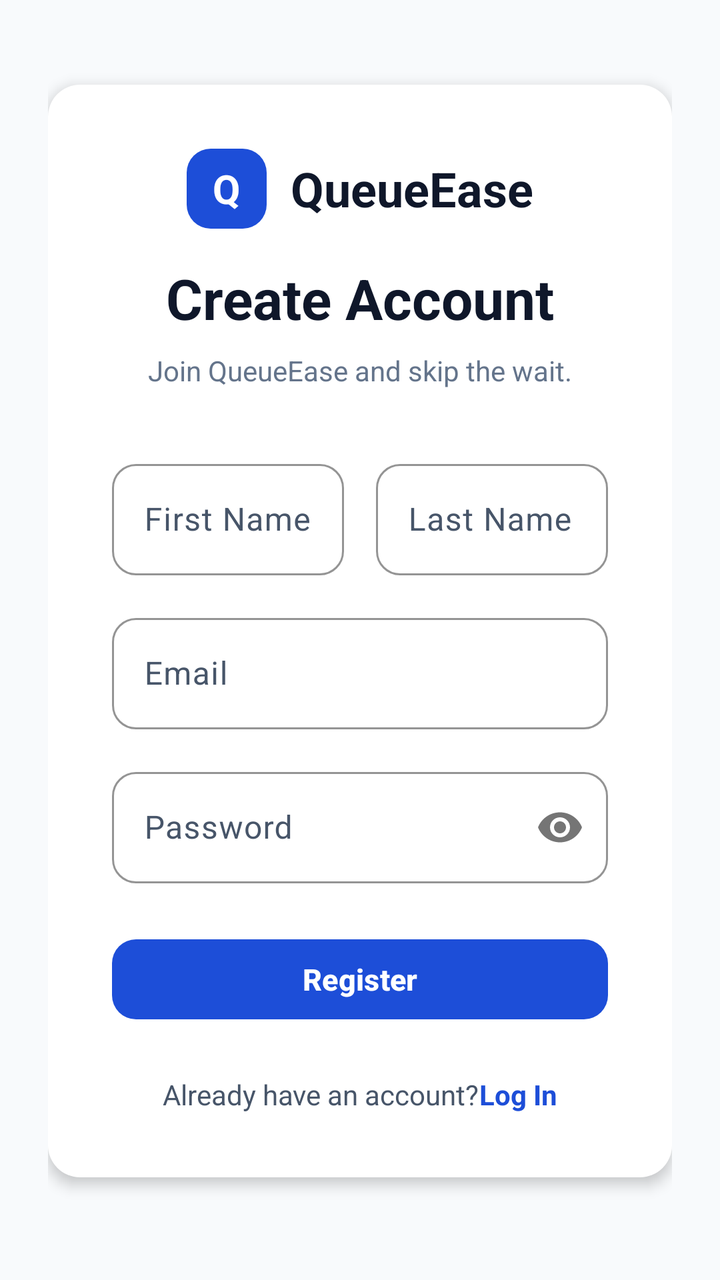
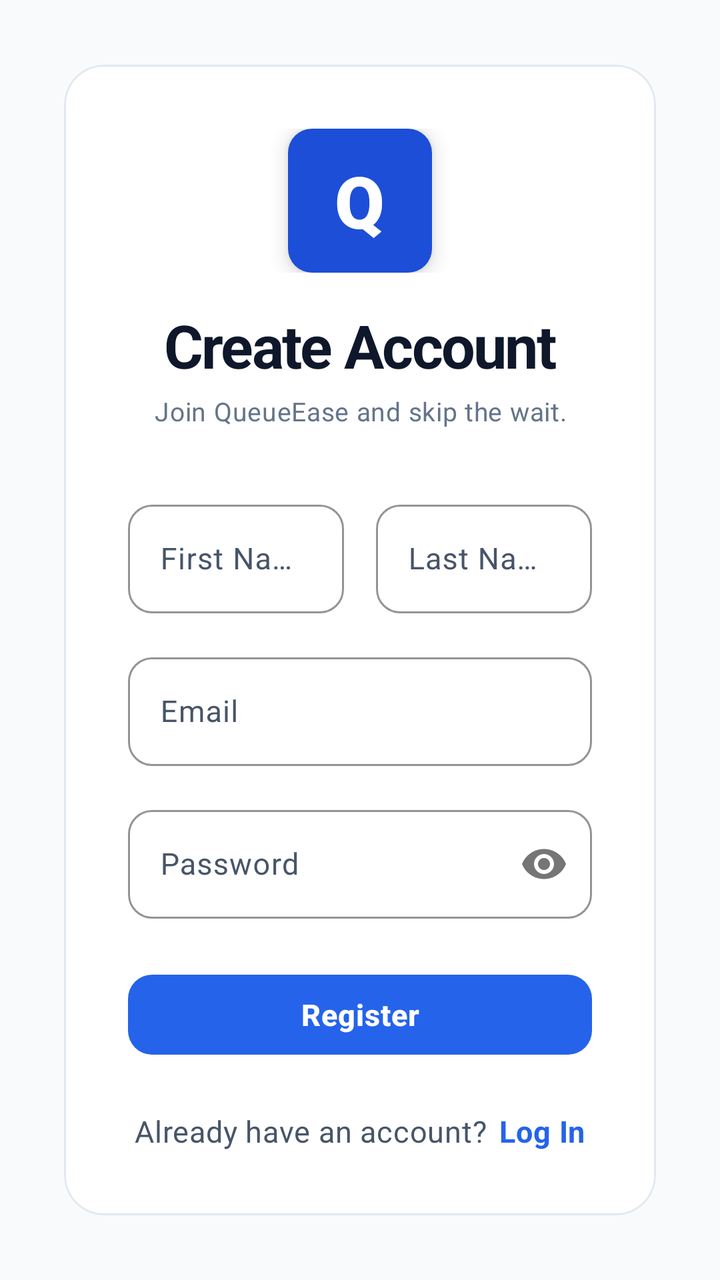

An Android layout rendered at two revisions. The XML below is the earlier revision; the diff shows what the commit changed to produce the second picture.
<!-- AndroidManifest.xml: application theme Theme.QueueEase -->
<!-- res/layout/activity_register.xml -->
<?xml version="1.0" encoding="utf-8"?>
<androidx.constraintlayout.widget.ConstraintLayout xmlns:android="http://schemas.android.com/apk/res/android"
    xmlns:app="http://schemas.android.com/apk/res-auto"
    android:layout_width="match_parent"
    android:layout_height="match_parent"
    android:background="@color/gray_50"
    android:padding="24dp">

    <LinearLayout
        android:id="@+id/cardContainer"
        android:layout_width="match_parent"
        android:layout_height="wrap_content"
        android:background="@drawable/bg_auth_card"
        android:orientation="vertical"
        android:padding="32dp"
        android:elevation="4dp"
        app:layout_constraintBottom_toBottomOf="parent"
        app:layout_constraintEnd_toEndOf="parent"
        app:layout_constraintStart_toStartOf="parent"
        app:layout_constraintTop_toTopOf="parent"
        app:layout_constraintVertical_bias="0.4">

        <LinearLayout
            android:layout_width="match_parent"
            android:layout_height="wrap_content"
            android:gravity="center"
            android:orientation="horizontal"
            android:layout_marginBottom="16dp">

            <FrameLayout
                android:layout_width="40dp"
                android:layout_height="40dp"
                android:background="@drawable/bg_button_primary"
                android:layout_marginEnd="12dp">
                <TextView
                    android:layout_width="wrap_content"
                    android:layout_height="wrap_content"
                    android:layout_gravity="center"
                    android:text="Q"
                    android:textColor="@color/white"
                    android:textSize="20sp"
                    android:textStyle="bold" />
            </FrameLayout>

            <TextView
                android:layout_width="wrap_content"
                android:layout_height="wrap_content"
                android:text="QueueEase"
                android:textColor="@color/gray_900"
                android:textSize="24sp"
                android:textStyle="bold" />
        </LinearLayout>

        <TextView
            android:layout_width="match_parent"
            android:layout_height="wrap_content"
            android:gravity="center"
            android:text="@string/create_account"
            android:textColor="@color/gray_900"
            android:textSize="28sp"
            android:textStyle="bold"
            android:layout_marginBottom="8dp" />

        <TextView
            android:layout_width="match_parent"
            android:layout_height="wrap_content"
            android:gravity="center"
            android:text="@string/register_subtitle"
            android:textColor="@color/gray_500"
            android:textSize="14sp"
            android:layout_marginBottom="32dp" />

        <LinearLayout
            android:layout_width="match_parent"
            android:layout_height="wrap_content"
            android:orientation="horizontal"
            android:baselineAligned="false"
            android:layout_marginBottom="16dp">

            <com.google.android.material.textfield.TextInputLayout
                style="@style/QueueEase.TextInput"
                android:layout_width="0dp"
                android:layout_height="wrap_content"
                android:layout_weight="1"
                android:hint="@string/first_name"
                android:layout_marginEnd="8dp">

                <com.google.android.material.textfield.TextInputEditText
                    android:id="@+id/etFirstName"
                    android:layout_width="match_parent"
                    android:layout_height="wrap_content"
                    android:inputType="textPersonName" />
            </com.google.android.material.textfield.TextInputLayout>

            <com.google.android.material.textfield.TextInputLayout
                style="@style/QueueEase.TextInput"
                android:layout_width="0dp"
                android:layout_height="wrap_content"
                android:layout_weight="1"
                android:hint="@string/last_name"
                android:layout_marginStart="8dp">

                <com.google.android.material.textfield.TextInputEditText
                    android:id="@+id/etLastName"
                    android:layout_width="match_parent"
                    android:layout_height="wrap_content"
                    android:inputType="textPersonName" />
            </com.google.android.material.textfield.TextInputLayout>
        </LinearLayout>

        <com.google.android.material.textfield.TextInputLayout
            style="@style/QueueEase.TextInput"
            android:layout_width="match_parent"
            android:layout_height="wrap_content"
            android:hint="@string/email"
            android:layout_marginBottom="16dp">

            <com.google.android.material.textfield.TextInputEditText
                android:id="@+id/etEmail"
                android:layout_width="match_parent"
                android:layout_height="wrap_content"
                android:inputType="textEmailAddress" />
        </com.google.android.material.textfield.TextInputLayout>

        <com.google.android.material.textfield.TextInputLayout
            style="@style/QueueEase.TextInput"
            android:layout_width="match_parent"
            android:layout_height="wrap_content"
            android:hint="@string/password"
            app:passwordToggleEnabled="true"
            android:layout_marginBottom="24dp">

            <com.google.android.material.textfield.TextInputEditText
                android:id="@+id/etPassword"
                android:layout_width="match_parent"
                android:layout_height="wrap_content"
                android:inputType="textPassword" />
        </com.google.android.material.textfield.TextInputLayout>

        <Button
            android:id="@+id/btnRegister"
            style="@style/QueueEase.Button.Primary"
            android:layout_width="match_parent"
            android:layout_height="wrap_content"
            android:text="@string/register" />

        <LinearLayout
            android:layout_width="match_parent"
            android:layout_height="wrap_content"
            android:gravity="center"
            android:orientation="horizontal"
            android:layout_marginTop="24dp">

            <TextView
                android:layout_width="wrap_content"
                android:layout_height="wrap_content"
                android:text="@string/have_account"
                android:textColor="@color/gray_600" />

            <TextView
                android:id="@+id/tvLogin"
                android:layout_width="wrap_content"
                android:layout_height="wrap_content"
                android:text="@string/log_in"
                android:textColor="@color/blue_600"
                android:textStyle="bold"
                android:clickable="true"
                android:focusable="true" />
        </LinearLayout>
    </LinearLayout>

    <ProgressBar
        android:id="@+id/progressBar"
        android:layout_width="wrap_content"
        android:layout_height="wrap_content"
        android:visibility="gone"
        app:layout_constraintBottom_toBottomOf="parent"
        app:layout_constraintEnd_toEndOf="parent"
        app:layout_constraintStart_toStartOf="parent"
        app:layout_constraintTop_toTopOf="parent" />

</androidx.constraintlayout.widget.ConstraintLayout>
<!-- resources referenced by this layout -->
<resources>
  <color name="blue_600">#1D4ED8</color>
  <!-- drawable bg_auth_card (drawable) -->
  <?xml version="1.0" encoding="utf-8"?>
  <shape xmlns:android="http://schemas.android.com/apk/res/android"
      android:shape="rectangle">
      <solid android:color="#FFFFFF" />
      <corners android:radius="16dp" />
  </shape>
  <style name="QueueEase.Button.Primary" parent="QueueEase.Button">
          <item name="backgroundTint">@color/blue_600</item>
          <item name="android:textColor">@color/white</item>
      </style>
  <style name="QueueEase.TextInput" parent="Widget.Material3.TextInputLayout.OutlinedBox">
          <item name="boxStrokeColor">@color/gray_300</item>
          <item name="boxStrokeWidth">1dp</item>
          <item name="boxStrokeWidthFocused">2dp</item>
          <item name="boxBackgroundColor">@color/white</item>
          <item name="boxCornerRadiusTopStart">@dimen/radius_md</item>
          <item name="boxCornerRadiusTopEnd">@dimen/radius_md</item>
          <item name="boxCornerRadiusBottomStart">@dimen/radius_md</item>
          <item name="boxCornerRadiusBottomEnd">@dimen/radius_md</item>
          <item name="hintTextColor">@color/blue_600</item>
      </style>
  <style name="QueueEase.Button" parent="Widget.Material3.Button">
          <item name="android:layout_height">@dimen/button_height</item>
          <item name="android:textAllCaps">false</item>
          <item name="android:textSize">@dimen/text_base</item>
          <item name="android:textStyle">bold</item>
          <item name="cornerRadius">@dimen/radius_md</item>
      </style>
  <color name="gray_300">#CBD5E1</color>
  <dimen name="radius_md">12dp</dimen>
  <style name="Base.Theme.QueueEase" parent="Theme.Material3.Light.NoActionBar">
          
          <item name="colorPrimary">@color/blue_600</item>
          <item name="colorOnPrimary">@color/white</item>
          <item name="colorPrimaryContainer">@color/blue_100</item>
          <item name="colorOnPrimaryContainer">@color/blue_700</item>
  
          
          <item name="colorSecondary">@color/green_600</item>
          <item name="colorOnSecondary">@color/white</item>
          <item name="colorSecondaryContainer">@color/green_50</item>
          <item name="colorOnSecondaryContainer">@color/green_600</item>
  
          
          <item name="colorTertiary">@color/purple_500</item>
          <item name="colorOnTertiary">@color/white</item>
  
          
          <item name="colorError">@color/red_500</item>
          <item name="colorOnError">@color/white</item>
          <item name="colorErrorContainer">@color/red_50</item>
  
          
          <item name="colorSurface">@color/white</item>
          <item name="colorOnSurface">@color/gray_800</item>
          <item name="colorSurfaceVariant">@color/gray_50</item>
          <item name="colorOnSurfaceVariant">@color/gray_600</item>
          <item name="colorOutline">@color/gray_300</item>
          <item name="colorOutlineVariant">@color/border_subtle</item>
  
          
          <item name="android:colorBackground">@color/gray_50</item>
          <item name="colorOnBackground">@color/gray_800</item>
  
          
          <item name="android:statusBarColor">@color/white</item>
          <item name="android:windowLightStatusBar" tools:targetApi="23">true</item>
  
          
          <item name="android:navigationBarColor">@color/white</item>
          <item name="android:windowLightNavigationBar" tools:targetApi="27">true</item>
  
          
          <item name="shapeAppearanceSmallComponent">@style/QueueEase.ShapeSmall</item>
          <item name="shapeAppearanceMediumComponent">@style/QueueEase.ShapeMedium</item>
          <item name="shapeAppearanceLargeComponent">@style/QueueEase.ShapeLarge</item>
      </style>
  <dimen name="button_height">48dp</dimen>
  <color name="blue_100">#DBEAFE</color>
  <color name="blue_700">#1E40AF</color>
  <color name="green_600">#047857</color>
  <color name="green_50">#ECFDF5</color>
  <color name="purple_500">#7C3AED</color>
  <color name="red_500">#DC2626</color>
  <color name="border_subtle">#E5E7EB</color>
  <style name="QueueEase.ShapeSmall" parent="ShapeAppearance.Material3.SmallComponent">
          <item name="cornerSize">8dp</item>
      </style>
  <style name="QueueEase.ShapeMedium" parent="ShapeAppearance.Material3.MediumComponent">
          <item name="cornerSize">12dp</item>
      </style>
  <style name="QueueEase.ShapeLarge" parent="ShapeAppearance.Material3.LargeComponent">
          <item name="cornerSize">16dp</item>
      </style>
  <!-- unchanged entries left out for length: 19 -->
</resources>

<!-- the commit's change to res/layout/activity_register.xml (unified diff, before → after) -->
@@ -3,171 +3,176 @@
     xmlns:app="http://schemas.android.com/apk/res-auto"
     android:layout_width="match_parent"
     android:layout_height="match_parent"
-    android:background="@color/gray_50"
-    android:padding="24dp">
+    android:background="@color/gray_50">
 
-    <LinearLayout
+    
+
+    <com.google.android.material.card.MaterialCardView
         android:id="@+id/cardContainer"
+        style="@style/QueueEase.Card.Elevated"
         android:layout_width="match_parent"
         android:layout_height="wrap_content"
-        android:background="@drawable/bg_auth_card"
-        android:orientation="vertical"
-        android:padding="32dp"
-        android:elevation="4dp"
+        android:layout_marginHorizontal="@dimen/spacing_xl"
         app:layout_constraintBottom_toBottomOf="parent"
         app:layout_constraintEnd_toEndOf="parent"
         app:layout_constraintStart_toStartOf="parent"
         app:layout_constraintTop_toTopOf="parent"
-        app:layout_constraintVertical_bias="0.4">
+        app:layout_constraintVertical_bias="0.5">
 
         <LinearLayout
             android:layout_width="match_parent"
             android:layout_height="wrap_content"
-            android:gravity="center"
-            android:orientation="horizontal"
-            android:layout_marginBottom="16dp">
+            android:orientation="vertical"
+            android:paddingHorizontal="@dimen/spacing_xl"
+            android:paddingTop="32dp"
+            android:paddingBottom="@dimen/spacing_xl">
 
-            <FrameLayout
-                android:layout_width="40dp"
-                android:layout_height="40dp"
-                android:background="@drawable/bg_button_primary"
-                android:layout_marginEnd="12dp">
-                <TextView
-                    android:layout_width="wrap_content"
-                    android:layout_height="wrap_content"
-                    android:layout_gravity="center"
-                    android:text="Q"
-                    android:textColor="@color/white"
-                    android:textSize="20sp"
-                    android:textStyle="bold" />
-            </FrameLayout>
+            <LinearLayout
+                android:layout_width="match_parent"
+                android:layout_height="wrap_content"
+                android:gravity="center"
+                android:orientation="horizontal"
+                android:layout_marginBottom="@dimen/spacing_md">
+
+                
+                <FrameLayout
+                    android:layout_width="72dp"
+                    android:layout_height="72dp"
+                    android:background="@drawable/bg_button_primary"
+                    android:elevation="6dp"
+                    android:layout_marginEnd="0dp">
+                    <TextView
+                        android:layout_width="wrap_content"
+                        android:layout_height="wrap_content"
+                        android:layout_gravity="center"
+                        android:text="Q"
+                        android:textColor="@color/white"
+                        android:textSize="36sp"
+                        android:fontFamily="sans-serif-black" />
+                </FrameLayout>
+            </LinearLayout>
 
             <TextView
-                android:layout_width="wrap_content"
+                android:layout_width="match_parent"
                 android:layout_height="wrap_content"
-                android:text="QueueEase"
-                android:textColor="@color/gray_900"
-                android:textSize="24sp"
-                android:textStyle="bold" />
-        </LinearLayout>
+                android:gravity="center"
+                android:text="@string/create_account"
+                style="@style/QueueEase.Text.PageTitle"
+                android:layout_marginBottom="@dimen/spacing_xs" />
 
-        <TextView
-            android:layout_width="match_parent"
-            android:layout_height="wrap_content"
-            android:gravity="center"
-            android:text="@string/create_account"
-            android:textColor="@color/gray_900"
-            android:textSize="28sp"
-            android:textStyle="bold"
-            android:layout_marginBottom="8dp" />
+            <TextView
+                android:layout_width="match_parent"
+                android:layout_height="wrap_content"
+                android:gravity="center"
+                android:text="@string/register_subtitle"
+                style="@style/QueueEase.Text.Caption"
+                android:layout_marginBottom="32dp" />
 
-        <TextView
-            android:layout_width="match_parent"
-            android:layout_height="wrap_content"
-            android:gravity="center"
-            android:text="@string/register_subtitle"
-            android:textColor="@color/gray_500"
-            android:textSize="14sp"
-            android:layout_marginBottom="32dp" />
+            <LinearLayout
+                android:layout_width="match_parent"
+                android:layout_height="wrap_content"
+                android:orientation="horizontal"
+                android:baselineAligned="false"
+                android:layout_marginBottom="@dimen/spacing_md">
 
-        <LinearLayout
-            android:layout_width="match_parent"
-            android:layout_height="wrap_content"
-            android:orientation="horizontal"
-            android:baselineAligned="false"
-            android:layout_marginBottom="16dp">
+                <com.google.android.material.textfield.TextInputLayout
+                    style="@style/QueueEase.TextInput"
+                    android:layout_width="0dp"
+                    android:layout_height="wrap_content"
+                    android:layout_weight="1"
+                    android:hint="@string/first_name"
+                    android:layout_marginEnd="8dp">
+
+                    <com.google.android.material.textfield.TextInputEditText
+                        android:id="@+id/etFirstName"
+                        android:layout_width="match_parent"
+                        android:layout_height="wrap_content"
+                        android:textSize="@dimen/text_base"
+                        android:inputType="textPersonName" />
+                </com.google.android.material.textfield.TextInputLayout>
+
+                <com.google.android.material.textfield.TextInputLayout
+                    style="@style/QueueEase.TextInput"
+                    android:layout_width="0dp"
+                    android:layout_height="wrap_content"
+                    android:layout_weight="1"
+                    android:hint="@string/last_name"
+                    android:layout_marginStart="8dp">
+
+                    <com.google.android.material.textfield.TextInputEditText
+                        android:id="@+id/etLastName"
+                        android:layout_width="match_parent"
+                        android:layout_height="wrap_content"
+                        android:textSize="@dimen/text_base"
+                        android:inputType="textPersonName" />
+                </com.google.android.material.textfield.TextInputLayout>
+            </LinearLayout>
 
             <com.google.android.material.textfield.TextInputLayout
                 style="@style/QueueEase.TextInput"
-                android:layout_width="0dp"
+                android:layout_width="match_parent"
                 android:layout_height="wrap_content"
-                android:layout_weight="1"
-                android:hint="@string/first_name"
-                android:layout_marginEnd="8dp">
+                android:hint="@string/email"
+                android:layout_marginBottom="@dimen/spacing_md">
 
                 <com.google.android.material.textfield.TextInputEditText
-                    android:id="@+id/etFirstName"
+                    android:id="@+id/etEmail"
                     android:layout_width="match_parent"
                     android:layout_height="wrap_content"
-                    android:inputType="textPersonName" />
+                    android:textSize="@dimen/text_base"
+                    android:inputType="textEmailAddress" />
             </com.google.android.material.textfield.TextInputLayout>
 
             <com.google.android.material.textfield.TextInputLayout
                 style="@style/QueueEase.TextInput"
-                android:layout_width="0dp"
+                android:layout_width="match_parent"
                 android:layout_height="wrap_content"
-                android:layout_weight="1"
-                android:hint="@string/last_name"
-                android:layout_marginStart="8dp">
+                android:hint="@string/password"
+                app:passwordToggleEnabled="true"
+                android:layout_marginBottom="24dp">
 
                 <com.google.android.material.textfield.TextInputEditText
-                    android:id="@+id/etLastName"
+                    android:id="@+id/etPassword"
                     android:layout_width="match_parent"
                     android:layout_height="wrap_content"
-                    android:inputType="textPersonName" />
+                    android:textSize="@dimen/text_base"
+                    android:inputType="textPassword" />
             </com.google.android.material.textfield.TextInputLayout>
-        </LinearLayout>
 
-        <com.google.android.material.textfield.TextInputLayout
-            style="@style/QueueEase.TextInput"
-            android:layout_width="match_parent"
-            android:layout_height="wrap_content"
-            android:hint="@string/email"
-            android:layout_marginBottom="16dp">
-
-            <com.google.android.material.textfield.TextInputEditText
-                android:id="@+id/etEmail"
+            <Button
+                android:id="@+id/btnRegister"
+                style="@style/QueueEase.Button.Primary"
                 android:layout_width="match_parent"
                 android:layout_height="wrap_content"
-                android:inputType="textEmailAddress" />
-        </com.google.android.material.textfield.TextInputLayout>
+                android:text="@string/register" />
 
-        <com.google.android.material.textfield.TextInputLayout
-            style="@style/QueueEase.TextInput"
-            android:layout_width="match_parent"
-            android:layout_height="wrap_content"
-            android:hint="@string/password"
-            app:passwordToggleEnabled="true"
-            android:layout_marginBottom="24dp">
-
-            <com.google.android.material.textfield.TextInputEditText
-                android:id="@+id/etPassword"
+            <LinearLayout
                 android:layout_width="match_parent"
                 android:layout_height="wrap_content"
-                android:inputType="textPassword" />
-        </com.google.android.material.textfield.TextInputLayout>
+                android:gravity="center"
+                android:orientation="horizontal"
+                android:layout_marginTop="24dp">
 
-        <Button
-            android:id="@+id/btnRegister"
-            style="@style/QueueEase.Button.Primary"
-            android:layout_width="match_parent"
-            android:layout_height="wrap_content"
-            android:text="@string/register" />
+                <TextView
+                    android:layout_width="wrap_content"
+                    android:layout_height="wrap_content"
+                    android:text="@string/have_account"
+                    style="@style/QueueEase.Text.Body" />
 
-        <LinearLayout
-            android:layout_width="match_parent"
-            android:layout_height="wrap_content"
-            android:gravity="center"
-            android:orientation="horizontal"
-            android:layout_marginTop="24dp">
-
-            <TextView
-                android:layout_width="wrap_content"
-                android:layout_height="wrap_content"
-                android:text="@string/have_account"
-                android:textColor="@color/gray_600" />
-
-            <TextView
-                android:id="@+id/tvLogin"
-                android:layout_width="wrap_content"
-                android:layout_height="wrap_content"
-                android:text="@string/log_in"
-                android:textColor="@color/blue_600"
-                android:textStyle="bold"
-                android:clickable="true"
-                android:focusable="true" />
+                <TextView
+                    android:id="@+id/tvLogin"
+                    android:layout_width="wrap_content"
+                    android:layout_height="wrap_content"
+                    android:text="@string/log_in"
+                    style="@style/QueueEase.Text.Body"
+                    android:textColor="@color/blue_600"
+                    android:textStyle="bold"
+                    android:layout_marginStart="6dp"
+                    android:clickable="true"
+                    android:focusable="true" />
+            </LinearLayout>
         </LinearLayout>
-    </LinearLayout>
+    </com.google.android.material.card.MaterialCardView>
 
     <ProgressBar
         android:id="@+id/progressBar"
<!-- resource entries referenced after the edit -->
@@ -1,42 +1,67 @@
 <!-- resources referenced by this layout -->
 <resources>
-  <color name="blue_600">#1D4ED8</color>
-  <!-- drawable bg_auth_card (drawable) -->
-  <?xml version="1.0" encoding="utf-8"?>
-  <shape xmlns:android="http://schemas.android.com/apk/res/android"
-      android:shape="rectangle">
-      <solid android:color="#FFFFFF" />
-      <corners android:radius="16dp" />
-  </shape>
+  <color name="blue_600">#2563EB</color>
+  <dimen name="spacing_md">16dp</dimen>
+  <dimen name="spacing_xl">32dp</dimen>
+  <dimen name="spacing_xs">4dp</dimen>
   <style name="QueueEase.Button.Primary" parent="QueueEase.Button">
           <item name="backgroundTint">@color/blue_600</item>
           <item name="android:textColor">@color/white</item>
+          <item name="android:elevation">0dp</item>
+          <item name="rippleColor">@color/blue_700</item>
+      </style>
+  <style name="QueueEase.Card.Elevated" parent="Widget.Material3.CardView.Elevated">
+          <item name="cardBackgroundColor">@color/surface</item>
+          <item name="cardCornerRadius">@dimen/radius_2xl</item>
+          <item name="cardElevation">0dp</item>
+          <item name="strokeColor">@color/border_normal</item>
+          <item name="strokeWidth">1dp</item>
+      </style>
+  <style name="QueueEase.Text.Body">
+          <item name="android:textSize">@dimen/text_base</item>
+          <item name="android:textColor">@color/gray_600</item>
+          <item name="android:fontFamily">sans-serif</item>
+      </style>
+  <style name="QueueEase.Text.Caption">
+          <item name="android:textSize">@dimen/text_sm</item>
+          <item name="android:textColor">@color/gray_500</item>
+          <item name="android:fontFamily">sans-serif</item>
+      </style>
+  <style name="QueueEase.Text.PageTitle">
+          <item name="android:textSize">@dimen/text_3xl</item>
+          <item name="android:textStyle">bold</item>
+          <item name="android:textColor">@color/gray_900</item>
+          <item name="android:fontFamily">sans-serif-black</item>
+          <item name="android:letterSpacing">-0.03</item>
       </style>
   <style name="QueueEase.TextInput" parent="Widget.Material3.TextInputLayout.OutlinedBox">
-          <item name="boxStrokeColor">@color/gray_300</item>
+          <item name="boxStrokeColor">@color/border_normal</item>
           <item name="boxStrokeWidth">1dp</item>
           <item name="boxStrokeWidthFocused">2dp</item>
-          <item name="boxBackgroundColor">@color/white</item>
-          <item name="boxCornerRadiusTopStart">@dimen/radius_md</item>
-          <item name="boxCornerRadiusTopEnd">@dimen/radius_md</item>
-          <item name="boxCornerRadiusBottomStart">@dimen/radius_md</item>
-          <item name="boxCornerRadiusBottomEnd">@dimen/radius_md</item>
+          <item name="boxBackgroundColor">@color/surface</item>
+          <item name="boxCornerRadiusTopStart">@dimen/radius_lg</item>
+          <item name="boxCornerRadiusTopEnd">@dimen/radius_lg</item>
+          <item name="boxCornerRadiusBottomStart">@dimen/radius_lg</item>
+          <item name="boxCornerRadiusBottomEnd">@dimen/radius_lg</item>
           <item name="hintTextColor">@color/blue_600</item>
+          <item name="hintTextAppearance">@style/QueueEase.Text.Caption</item>
       </style>
   <style name="QueueEase.Button" parent="Widget.Material3.Button">
-          <item name="android:layout_height">@dimen/button_height</item>
+          <item name="android:layout_height">56dp</item>
           <item name="android:textAllCaps">false</item>
           <item name="android:textSize">@dimen/text_base</item>
           <item name="android:textStyle">bold</item>
-          <item name="cornerRadius">@dimen/radius_md</item>
+          <item name="android:fontFamily">sans-serif-medium</item>
+          <item name="android:letterSpacing">0.02</item>
+          <item name="cornerRadius">@dimen/radius_lg</item>
+          <item name="android:stateListAnimator">@animator/button_scale</item>
       </style>
-  <color name="gray_300">#CBD5E1</color>
-  <dimen name="radius_md">12dp</dimen>
+  <dimen name="radius_md">8dp</dimen>
   <style name="Base.Theme.QueueEase" parent="Theme.Material3.Light.NoActionBar">
           
           <item name="colorPrimary">@color/blue_600</item>
           <item name="colorOnPrimary">@color/white</item>
-          <item name="colorPrimaryContainer">@color/blue_100</item>
+          <item name="colorPrimaryContainer">@color/blue_50</item>
           <item name="colorOnPrimaryContainer">@color/blue_700</item>
   
           
@@ -55,11 +80,11 @@
           <item name="colorErrorContainer">@color/red_50</item>
   
           
-          <item name="colorSurface">@color/white</item>
+          <item name="colorSurface">@color/surface</item>
           <item name="colorOnSurface">@color/gray_800</item>
-          <item name="colorSurfaceVariant">@color/gray_50</item>
+          <item name="colorSurfaceVariant">@color/surface_muted</item>
           <item name="colorOnSurfaceVariant">@color/gray_600</item>
-          <item name="colorOutline">@color/gray_300</item>
+          <item name="colorOutline">@color/border_normal</item>
           <item name="colorOutlineVariant">@color/border_subtle</item>
   
           
@@ -67,35 +92,44 @@
           <item name="colorOnBackground">@color/gray_800</item>
   
           
-          <item name="android:statusBarColor">@color/white</item>
+          <item name="android:statusBarColor">@color/gray_50</item>
           <item name="android:windowLightStatusBar" tools:targetApi="23">true</item>
   
           
-          <item name="android:navigationBarColor">@color/white</item>
+          <item name="android:navigationBarColor">@color/surface</item>
           <item name="android:windowLightNavigationBar" tools:targetApi="27">true</item>
   
           
           <item name="shapeAppearanceSmallComponent">@style/QueueEase.ShapeSmall</item>
           <item name="shapeAppearanceMediumComponent">@style/QueueEase.ShapeMedium</item>
           <item name="shapeAppearanceLargeComponent">@style/QueueEase.ShapeLarge</item>
+          
+          
       </style>
-  <dimen name="button_height">48dp</dimen>
-  <color name="blue_100">#DBEAFE</color>
-  <color name="blue_700">#1E40AF</color>
-  <color name="green_600">#047857</color>
-  <color name="green_50">#ECFDF5</color>
-  <color name="purple_500">#7C3AED</color>
-  <color name="red_500">#DC2626</color>
-  <color name="border_subtle">#E5E7EB</color>
+  <color name="blue_50">#EFF6FF</color>
+  <color name="blue_700">#1D4ED8</color>
+  <color name="surface">#FFFFFF</color>
+  <dimen name="radius_2xl">20dp</dimen>
+  <color name="border_normal">#E2E8F0</color>
+  <dimen name="text_sm">13sp</dimen>
+  <dimen name="text_3xl">30sp</dimen>
+  <dimen name="radius_lg">12dp</dimen>
+  <color name="green_600">#16A34A</color>
+  <color name="green_50">#F0FDF4</color>
+  <color name="purple_500">#A855F7</color>
+  <color name="red_500">#EF4444</color>
+  <color name="surface_muted">#F8FAFC</color>
+  <color name="border_subtle">#F1F5F9</color>
   <style name="QueueEase.ShapeSmall" parent="ShapeAppearance.Material3.SmallComponent">
-          <item name="cornerSize">8dp</item>
+          <item name="cornerSize">@dimen/radius_sm</item>
       </style>
   <style name="QueueEase.ShapeMedium" parent="ShapeAppearance.Material3.MediumComponent">
-          <item name="cornerSize">12dp</item>
+          <item name="cornerSize">@dimen/radius_md</item>
       </style>
   <style name="QueueEase.ShapeLarge" parent="ShapeAppearance.Material3.LargeComponent">
-          <item name="cornerSize">16dp</item>
+          <item name="cornerSize">@dimen/radius_lg</item>
       </style>
+  <dimen name="radius_sm">6dp</dimen>
   <!-- unchanged entries left out for length: 19 -->
 </resources>
 
